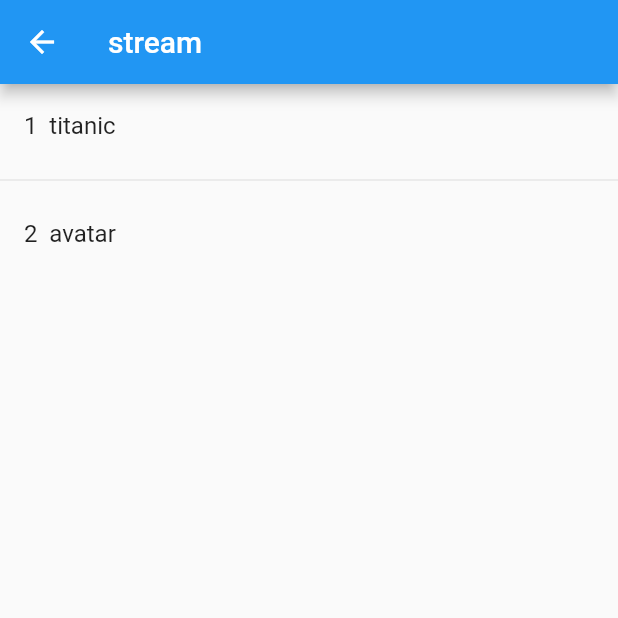
After one commit to noa99kee/riverpod_new, a Flutter app: the StreamScreen screen opened by its route, after a tap on an icon or button, on a phone screen of 412 x 824 dp, the top half of it. The commit adds this screen. Run offline on Flutter 3.47's test engine with Material 2 defaults, Android fonts, the phone set to English and light mode, and no system bars; our stand-ins replace dio, flutter_riverpod, freezed_annotation, go_router, retrofit, riverpod_annotation; generated files the repository leaves out were written again.

```diff
--- /dev/null
+++ b/lib/features/stream/repository/stream_repository.dart
@@ -0,0 +1,86 @@
+import 'dart:convert';
+
+import 'package:riverpod_annotation/riverpod_annotation.dart';
+import 'package:riverpod_new/features/post/model/post.dart';
+
+part 'stream_repository.g.dart';
+
+@riverpod
+StreamRepository streamRepository(StreamRepositoryRef ref) =>
+    StreamRepository();
+
+class StreamRepository {
+  Stream<List<String>> getStreams() async* {
+    await Future.delayed(Duration(seconds: 1));
+    yield ['{"id":1, "title":"titanic"}'];
+
+    await Future.delayed(Duration(seconds: 1));
+    yield [
+      '{"id":1, "title":"titanic"}',
+      '{"id":2, "title":"avatar"}',
+    ];
+  }
+
+  Stream<List<Movie>> getStreamMovies() {
+    return getStreams().map(
+      (snapshot) => snapshot.map((json) => Movie.fromJson(json)).toList(),
+    );
+  }
+}
+
+@riverpod
+Stream<List<Movie>> streamMovies(StreamMoviesRef ref) {
+  final repository = ref.watch(streamRepositoryProvider);
+  return repository.getStreamMovies();
+}
+
+class Movie {
+  final int id;
+  final String title;
+  Movie({
+    required this.id,
+    required this.title,
+  });
+
+  Movie copyWith({
+    int? id,
+    String? title,
+  }) {
+    return Movie(
+      id: id ?? this.id,
+      title: title ?? this.title,
+    );
+  }
+
+  Map<String, dynamic> toMap() {
+    return <String, dynamic>{
+      'id': id,
+      'title': title,
+    };
+  }
+
+  factory Movie.fromMap(Map<String, dynamic> map) {
+    return Movie(
+      id: map['id'] as int,
+      title: map['title'] as String,
+    );
+  }
+
+  String toJson() => json.encode(toMap());
+
+  factory Movie.fromJson(String source) =>
+      Movie.fromMap(json.decode(source) as Map<String, dynamic>);
+
+  @override
+  String toString() => 'Movie(id: $id, title: $title)';
+
+  @override
+  bool operator ==(covariant Movie other) {
+    if (identical(this, other)) return true;
+
+    return other.id == id && other.title == title;
+  }
+
+  @override
+  int get hashCode => id.hashCode ^ title.hashCode;
+}
--- /dev/null
+++ b/lib/features/stream/view/stream_screen.dart
@@ -0,0 +1,34 @@
+import 'package:flutter/material.dart';
+import 'package:flutter_riverpod/flutter_riverpod.dart';
+import 'package:riverpod_new/features/stream/repository/stream_repository.dart';
+
+class StreamScreen extends ConsumerWidget {
+  const StreamScreen({super.key});
+
+  @override
+  Widget build(BuildContext context, WidgetRef ref) {
+    final asyncMovies = ref.watch(streamMoviesProvider);
+    return Scaffold(
+      appBar: AppBar(title: Text('stream')),
+      body: asyncMovies.when(
+        data: (movies) => ListView.separated(
+          itemCount: movies.length,
+          itemBuilder: (context, index) {
+            final movie = movies[index];
+            return GestureDetector(
+              onTap: () {},
+              child: ListTile(
+                title: Text('${movie.id}  ${movie.title}'),
+              ),
+            );
+          },
+          separatorBuilder: (context, index) => const Divider(),
+        ),
+        error: (error, stackTrace) => Center(child: Text(error.toString())),
+        loading: () => Center(
+          child: CircularProgressIndicator(),
+        ),
+      ),
+    );
+  }
+}
--- a/lib/features/todo/repository/todo_repository.dart
+++ b/lib/features/todo/repository/todo_repository.dart
@@ -47,6 +47,7 @@ Future<List<Todo>> todos(TodosRef ref) {
 //auto dispose
 @riverpod
 Future<Todo> todo(TodoRef ref, int id) {
+  print('todoProvider');
   final link = ref.keepAlive();
   Timer? timer;
   final CancelToken cancelToken = CancelToken();
--- a/lib/home_screen.dart
+++ b/lib/home_screen.dart
@@ -39,6 +39,15 @@ class HomeScreen extends StatelessWidget {
                   child: Text('post'),
                 ),
               ),
+              Padding(
+                padding: const EdgeInsets.all(8.0),
+                child: ElevatedButton(
+                  onPressed: () {
+                    context.go('/stream');
+                  },
+                  child: Text('stream'),
+                ),
+              ),
             ],
           ),
         ),
--- a/lib/router.dart
+++ b/lib/router.dart
@@ -4,6 +4,7 @@ import 'package:riverpod_new/features/auth/view/auth_screen.dart';
 import 'package:riverpod_new/features/post/view/post_detail_screen.dart';
 import 'package:riverpod_new/features/post/view/post_edit_screen.dart';
 import 'package:riverpod_new/features/post/view/post_screen.dart';
+import 'package:riverpod_new/features/stream/view/stream_screen.dart';
 import 'package:riverpod_new/features/todo/view/todo_detail_screen.dart';
 import 'package:riverpod_new/features/todo/view/todo_screen.dart';
 import 'package:riverpod_new/home_screen.dart';
@@ -59,6 +60,11 @@ GoRouter router(RouterRef ref) => GoRouter(
                 ),
               ],
             ),
+            GoRoute(
+              path: 'stream',
+              pageBuilder: (context, state) =>
+                  NoTransitionPage(child: StreamScreen()),
+            )
           ],
         ),
       ],
```
Also changed, not shown: lib/features/post/repository/post_repository.dart (+8 -1 lines), lib/features/post/repository/post_repository.g.dart, lib/features/stream/repository/stream_repository.g.dart (added), lib/features/todo/repository/todo_repository.g.dart, lib/router.g.dart.
